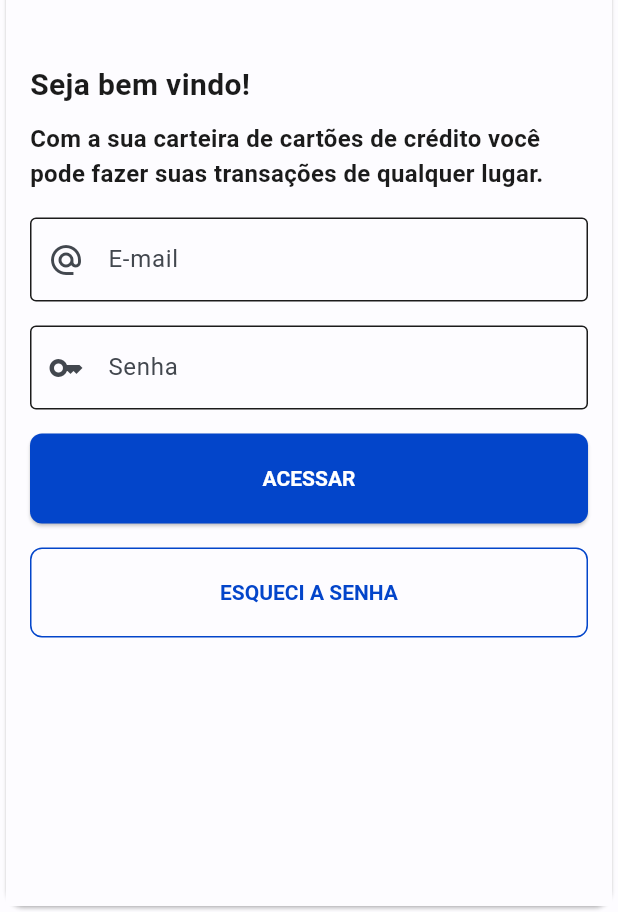
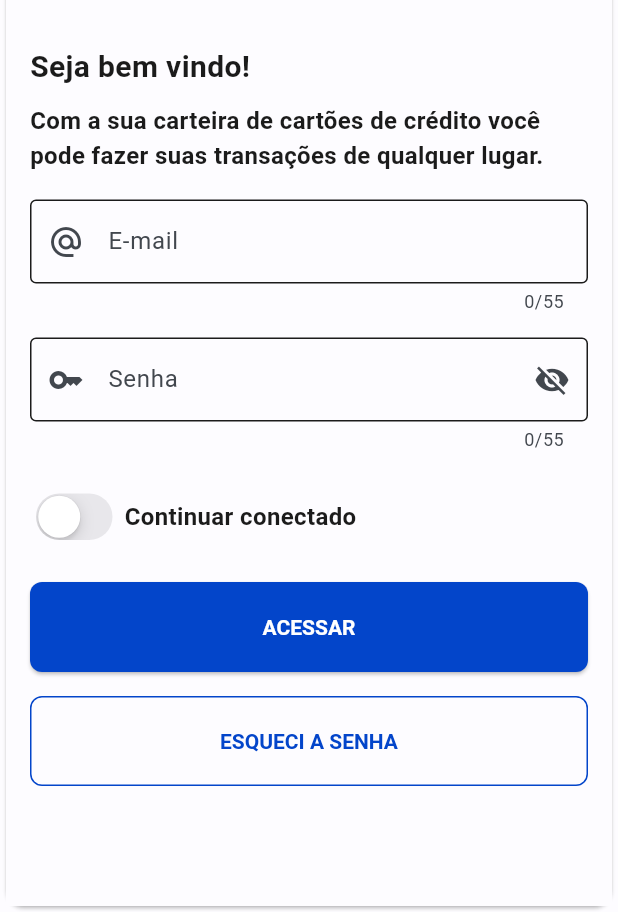
Before and after one commit to mborges18/flutter_bytebank, a Flutter app: the screen it shows after launch, on a phone screen of 412 x 824 dp, the part 324-1236 px from its top. Run offline on Flutter 3.47's test engine with Material 3 defaults, Android fonts, the phone set to English and light mode, and no system bars; our stand-ins replace device_preview.

Commit message:
Refactoring inputText

```diff
--- a/lib/authenticator/signin_screen.dart
+++ b/lib/authenticator/signin_screen.dart
@@ -26,11 +26,18 @@ class _SignInScreenState extends State<SignInScreen> {
   final emailController = TextEditingController();
   final passwordController = TextEditingController();
   bool _isVisible = false;
+  bool _isKeepConnectd = false;
   final GlobalKey<FormState> _formKey = GlobalKey<FormState>();
 
   void _visibilityStateMsg(bool isVisible) {
     setState(() {
       _isVisible = isVisible;
+    });
+  }
+
+  void _setKeepConnected(bool value) {
+    setState(() {
+      _isKeepConnectd = value;
     });
   }
 
@@ -115,13 +122,14 @@ class _SignInScreenState extends State<SignInScreen> {
                         const Icon(Icons.lock, size: 26),
                         Padding(
                             padding: const EdgeInsets.only(top: 4.0, left: 4.0),
-                      child:Text(widget.title.toUpperCase(),
+                            child: Text(widget.title.toUpperCase(),
                                 style: const TextStyle(
-                                fontWeight: FontWeight.bold, fontSize: 26.0)))
+                                    fontWeight: FontWeight.bold,
+                                    fontSize: 26.0)))
                       ])),
               const Padding(
                 padding: EdgeInsets.only(
-                    left: 0.0, top: 32.0, right: 0.0, bottom: 10.0),
+                    left: 0.0, top: 20.0, right: 0.0, bottom: 10.0),
                 child: Text(titleWellCome,
                     style:
                         TextStyle(fontWeight: FontWeight.bold, fontSize: 20.0)),
@@ -138,27 +146,53 @@ class _SignInScreenState extends State<SignInScreen> {
                 key: _formKey,
                 child: Column(
                   children: <Widget>[
-                    InputTextForm(placeHolderEmail, hintEmail, emailController,
-                        icon: const Icon(Icons.alternate_email),
-                        validator: () {
+                    InputTextForm(
+                        placeHolderEmail, hintEmail, emailController,
+                        iconStart: Icons.alternate_email,
+                        onValidatorListener: () {
                           return handleErrorEmail();
-                    }, onTextChange: () {
+                        },
+                        onTextChangeListener: () {
                           _visibilityStateMsg(false);
                           _email = null;
                         }),
                     InputTextForm(
                         placeHolderPassword, hintPassword, passwordController,
-                        icon: const Icon(Icons.key),
-                        validator: () {
+                        iconStart: Icons.key,
+                        isToggleSecret: true,
+                        onValidatorListener: () {
                           return handleErrorPass();
-                    }, onTextChange: () {
+                        },
+                        onTextChangeListener: () {
                           _visibilityStateMsg(false);
                           _password = null;
                         }),
+                    Padding(
+                        padding: const EdgeInsets.symmetric(vertical: 16.0),
+                        child: Row(
+                          children: [
+                            CupertinoSwitch(
+                              activeColor:
+                                  Theme.of(context).colorScheme.primary,
+                              value: _isKeepConnectd,
+                              onChanged: (value) {
+                                _setKeepConnected(value);
+                              },
+                            ),
+                            const Padding(
+                              padding: EdgeInsets.symmetric(horizontal: 4.0),
+                              child: Text(titleKeepConnected,
+                                  style: TextStyle(
+                                      fontWeight: FontWeight.bold,
+                                      fontSize: 16.0)),
+                            )
+                          ],
+                        )),
                     ButtonFilled(actionAccess.toUpperCase(), functionClick: () {
                       _login();
                     }),
-                    ButtonOutline(actionForgotPassword.toUpperCase(), functionClick: () {
+                    ButtonOutline(actionForgotPassword.toUpperCase(),
+                        functionClick: () {
                       _forgotPassword();
                     }),
                   ],
--- a/lib/components/inputs/input_text_form.dart
+++ b/lib/components/inputs/input_text_form.dart
@@ -1,16 +1,26 @@
-import 'dart:math';
-
 import 'package:flutter/material.dart';
 
 class InputTextForm extends StatefulWidget {
   final String textHint;
   final String textLabel;
-  final Icon? icon;
-  final TextEditingController _controller;
-  final Function() validator;
-  final Function() onTextChange;
+  final IconData? iconStart;
+  final IconData? iconEnd;
+  final bool isToggleSecret;
+  final int maxLength;
+  final TextEditingController controller;
+  final Function() onValidatorListener;
+  final Function() onTextChangeListener;
+  final Function()? onIconEndClickListener;
 
-  const InputTextForm(this.textHint, this.textLabel, this._controller, {super.key, this.icon, required this.validator, required this.onTextChange});
+  const InputTextForm(this.textHint, this.textLabel, this.controller,
+      {super.key,
+      this.iconStart,
+      this.iconEnd,
+      this.isToggleSecret = false,
+      this.maxLength = 55,
+      required this.onValidatorListener,
+      required this.onTextChangeListener,
+      this.onIconEndClickListener});
 
   @override
   InputTextFormCustom createState() {
@@ -20,25 +30,48 @@ class InputTextForm extends StatefulWidget {
 
 class InputTextFormCustom extends State<InputTextForm> {
 
+  bool isToggleSecretVisible = false;
+
+  IconData? isToggleSecret() {
+    if (widget.isToggleSecret) {
+      return isToggleSecretVisible == true
+          ? Icons.visibility
+          : Icons.visibility_off;
+    } else {
+      return widget.iconEnd;
+    }
+  }
+
   @override
   Widget build(BuildContext context) {
     return Padding(
       padding: const EdgeInsets.symmetric(vertical: 8.0, horizontal: 0.0),
       child: TextFormField(
+        maxLength: widget.maxLength,
+        obscureText: widget.isToggleSecret,
         //autovalidateMode: AutovalidateMode.always,
-        controller: widget._controller,
+        controller: widget.controller,
         onChanged: (text) {
-          widget.onTextChange();
+          widget.onTextChangeListener();
         },
         decoration: InputDecoration(
-          border: const OutlineInputBorder(),
-          hintText: widget.textHint,
-          labelText: widget.textLabel,
-          prefixIcon: widget.icon
+            border: const OutlineInputBorder(),
+            hintText: widget.textHint,
+            labelText: widget.textLabel,
+            prefixIcon: Icon(widget.iconStart),
+            suffixIcon: IconButton(
+              onPressed: () {
+                  setState(() {
+                    isToggleSecretVisible = !isToggleSecretVisible;
+                  });
+                  widget.onIconEndClickListener!();
+              },
+              icon: Icon(isToggleSecret())
+            )
         ),
         onSaved: (value) {},
         validator: (value) {
-          return widget.validator();
+          return widget.onValidatorListener();
         },
       ),
     );
--- a/lib/util/string/strings.dart
+++ b/lib/util/string/strings.dart
@@ -2,6 +2,7 @@
 const titleAccess = "Acesso";
 const titleRegister = "Cadastro";
 const titleWellCome = "Seja bem vindo!";
+const titleKeepConnected = "Continuar conectado";
 
 const descriptionWellCome = "Com a sua carteira de cartões de crédito você pode fazer suas transações de qualquer lugar.";
 
```
Also changed, not shown: lib/authenticator/signup_screen.dart (+4 -4 lines), lib/components/inputs/input_text.dart (+44 -14 lines), 1 other file. Lines whose indentation alone changed are shown as unchanged.
